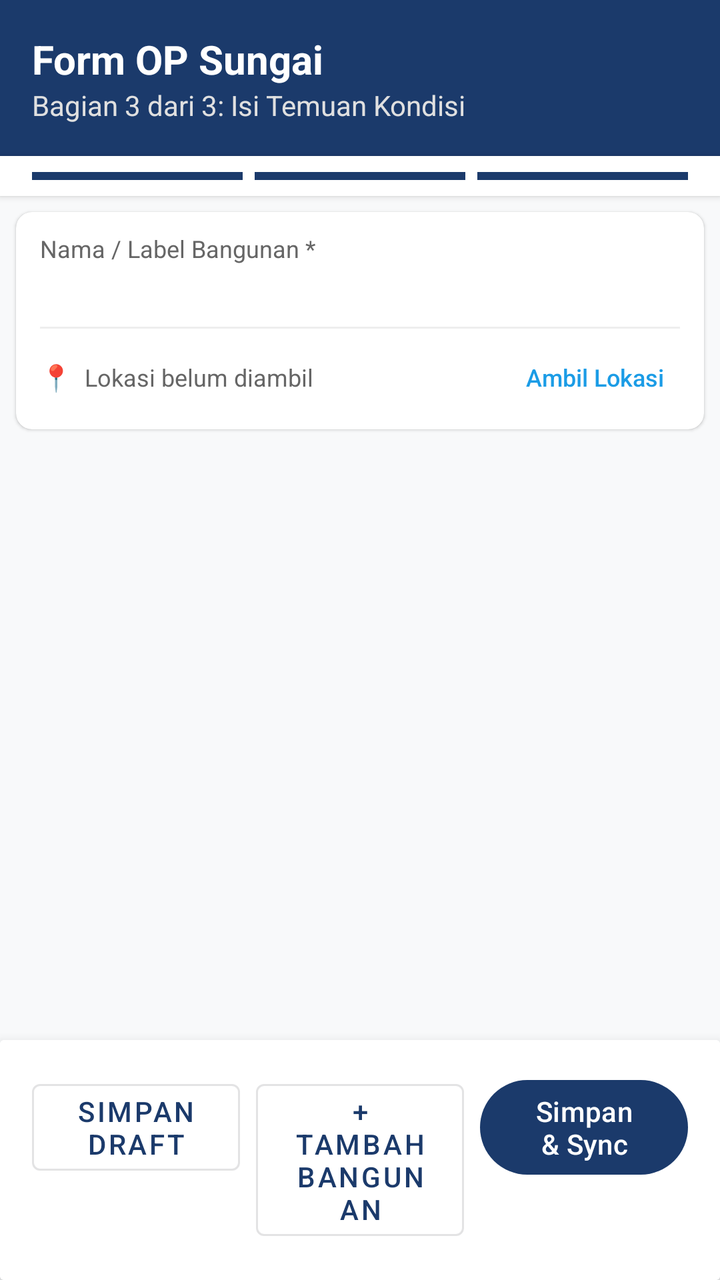
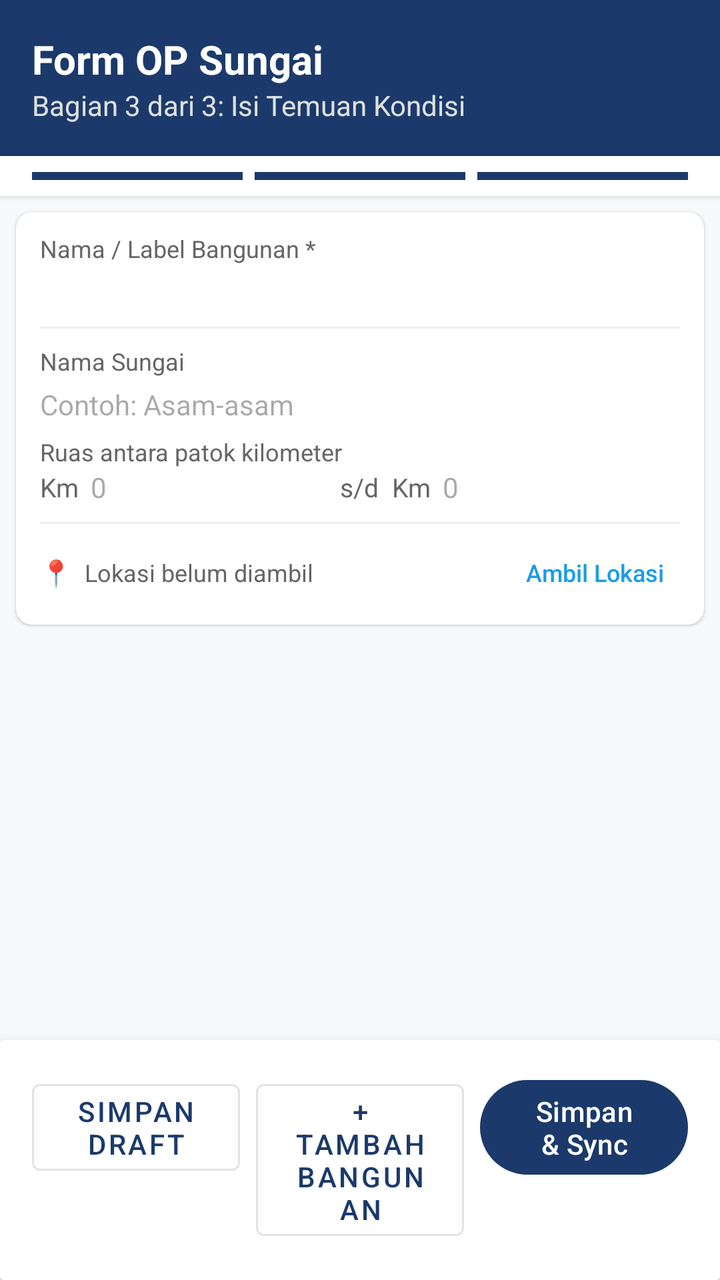

Compare the two renders of this Android layout. The source of the first and the diff that turns it into the second are given below.
<!-- AndroidManifest.xml: application theme Theme.RiverOP -->
<!-- res/layout/activity_form_bagian3.xml -->
<?xml version="1.0" encoding="utf-8"?>
<androidx.constraintlayout.widget.ConstraintLayout
    xmlns:android="http://schemas.android.com/apk/res/android"
    xmlns:app="http://schemas.android.com/apk/res-auto"
    android:layout_width="match_parent"
    android:layout_height="match_parent"
    android:background="#F8F9FA">

    
    <androidx.constraintlayout.widget.ConstraintLayout
        android:id="@+id/layoutHeader"
        android:layout_width="match_parent"
        android:layout_height="wrap_content"
        android:background="?attr/colorPrimary"
        android:padding="16dp"
        app:layout_constraintTop_toTopOf="parent">

        <TextView
            android:id="@+id/tvHeaderTitle"
            android:layout_width="wrap_content"
            android:layout_height="wrap_content"
            android:text="Form OP Sungai"
            android:textColor="#FFFFFF"
            android:textSize="20sp"
            android:textStyle="bold"
            app:layout_constraintStart_toStartOf="parent"
            app:layout_constraintTop_toTopOf="parent" />

        <TextView
            android:id="@+id/tvHeaderSubtitle"
            android:layout_width="wrap_content"
            android:layout_height="wrap_content"
            android:text="Bagian 3 dari 3: Isi Temuan Kondisi"
            android:textColor="#E0E0E0"
            android:textSize="14sp"
            app:layout_constraintStart_toStartOf="parent"
            app:layout_constraintTop_toBottomOf="@id/tvHeaderTitle" />

    </androidx.constraintlayout.widget.ConstraintLayout>

    
    <LinearLayout
        android:id="@+id/layoutProgress"
        android:layout_width="match_parent"
        android:layout_height="wrap_content"
        android:orientation="horizontal"
        android:paddingHorizontal="16dp"
        android:paddingVertical="8dp"
        android:background="#FFFFFF"
        android:elevation="2dp"
        app:layout_constraintTop_toBottomOf="@id/layoutHeader">

        <View
            android:layout_width="0dp"
            android:layout_height="4dp"
            android:layout_weight="1"
            android:layout_marginEnd="4dp"
            android:background="?attr/colorPrimary" />

        <View
            android:layout_width="0dp"
            android:layout_height="4dp"
            android:layout_weight="1"
            android:layout_marginHorizontal="2dp"
            android:background="?attr/colorPrimary" />

        <View
            android:layout_width="0dp"
            android:layout_height="4dp"
            android:layout_weight="1"
            android:layout_marginStart="4dp"
            android:background="?attr/colorPrimary" />

    </LinearLayout>

    
    <androidx.cardview.widget.CardView
        android:id="@+id/cardNamaBangunan"
        android:layout_width="match_parent"
        android:layout_height="wrap_content"
        android:layout_marginHorizontal="8dp"
        android:layout_marginTop="8dp"
        app:cardCornerRadius="8dp"
        app:cardElevation="1dp"
        app:layout_constraintTop_toBottomOf="@id/layoutProgress">

        <LinearLayout
            android:layout_width="match_parent"
            android:layout_height="wrap_content"
            android:orientation="vertical"
            android:paddingHorizontal="12dp"
            android:paddingVertical="10dp">

            <TextView
                android:layout_width="wrap_content"
                android:layout_height="wrap_content"
                android:text="Nama / Label Bangunan *"
                android:textSize="12sp"
                android:textColor="#666666" />

            <EditText
                android:id="@+id/etNamaBangunan"
                android:layout_width="match_parent"
                android:layout_height="wrap_content"
                android:inputType="textCapSentences"
                android:maxLines="1"
                android:imeOptions="actionDone"
                android:background="@null"
                android:paddingTop="4dp"
                android:textSize="14sp" />

            
            <View
                android:layout_width="match_parent"
                android:layout_height="1dp"
                android:layout_marginTop="8dp"
                android:background="#EEEEEE" />

            <LinearLayout
                android:layout_width="match_parent"
                android:layout_height="wrap_content"
                android:orientation="horizontal"
                android:gravity="center_vertical"
                android:layout_marginTop="8dp">

                <ProgressBar
                    android:id="@+id/pbLokasi"
                    style="?android:attr/progressBarStyleSmall"
                    android:layout_width="16dp"
                    android:layout_height="16dp"
                    android:visibility="gone" />

                <TextView
                    android:id="@+id/tvIkonLokasi"
                    android:layout_width="wrap_content"
                    android:layout_height="wrap_content"
                    android:text="📍"
                    android:textSize="13sp" />

                <TextView
                    android:id="@+id/tvStatusLokasi"
                    android:layout_width="0dp"
                    android:layout_height="wrap_content"
                    android:layout_weight="1"
                    android:layout_marginStart="6dp"
                    android:text="Lokasi belum diambil"
                    android:textSize="12sp"
                    android:textColor="#666666" />

                <Button
                    android:id="@+id/btnAmbilLokasi"
                    style="?android:attr/borderlessButtonStyle"
                    android:layout_width="wrap_content"
                    android:layout_height="wrap_content"
                    android:minWidth="0dp"
                    android:minHeight="0dp"
                    android:paddingHorizontal="8dp"
                    android:paddingVertical="4dp"
                    android:text="Ambil Lokasi"
                    android:textSize="12sp"
                    android:textAllCaps="false"
                    android:textColor="#1B9CE6" />

            </LinearLayout>

        </LinearLayout>
    </androidx.cardview.widget.CardView>

    
    <androidx.recyclerview.widget.RecyclerView
        android:id="@+id/rvItemInspeksi"
        android:layout_width="match_parent"
        android:layout_height="0dp"
        android:clipToPadding="false"
        android:paddingBottom="80dp"
        android:padding="8dp"
        app:layout_constraintTop_toBottomOf="@id/cardNamaBangunan"
        app:layout_constraintBottom_toTopOf="@id/cardBottom" />

    
    <androidx.cardview.widget.CardView
        android:id="@+id/cardBottom"
        android:layout_width="match_parent"
        android:layout_height="wrap_content"
        app:cardElevation="8dp"
        app:layout_constraintBottom_toBottomOf="parent">

        <LinearLayout
            android:layout_width="match_parent"
            android:layout_height="wrap_content"
            android:orientation="horizontal"
            android:padding="16dp"
            android:background="#FFFFFF">

            <Button
                android:id="@+id/btnSimpanDraft3"
                style="@style/Widget.MaterialComponents.Button.OutlinedButton"
                android:layout_width="0dp"
                android:layout_height="wrap_content"
                android:layout_weight="1"
                android:layout_marginEnd="8dp"
                android:text="Simpan Draft" />

            <com.google.android.material.button.MaterialButton
                android:id="@+id/btnTambahBangunan"
                style="@style/Widget.MaterialComponents.Button.OutlinedButton"
                android:layout_width="0dp"
                android:layout_height="wrap_content"
                android:layout_weight="1"
                android:text="+ Tambah Bangunan" />

            <Button
                android:id="@+id/btnSimpanLaporan"
                android:layout_width="0dp"
                android:layout_height="wrap_content"
                android:layout_weight="1"
                android:layout_marginStart="8dp"
                android:text="Simpan &amp; Sync" />

        </LinearLayout>
    </androidx.cardview.widget.CardView>

</androidx.constraintlayout.widget.ConstraintLayout>
<!-- resources referenced by this layout -->
<resources>
  <style name="Theme.RiverOP" parent="Base.Theme.RiverOP" />
  <style name="Base.Theme.RiverOP" parent="Theme.Material3.Light.NoActionBar">
          <item name="colorPrimary">@color/primary</item>
          <item name="colorPrimaryVariant">@color/primary_dark</item>
          <item name="colorSecondary">@color/accent_gold</item>
          <item name="android:colorBackground">@color/background</item>
          <item name="android:windowBackground">@color/background</item>
      </style>
  <color name="primary">#1B3A6B</color>
  <color name="primary_dark">#0F2347</color>
  <color name="accent_gold">#D4A017</color>
  <color name="background">#F5F5F5</color>
</resources>

<!-- the commit's change to res/layout/activity_form_bagian3.xml (unified diff, before → after) -->
@@ -116,6 +116,91 @@
                 android:layout_marginTop="8dp"
                 android:background="#EEEEEE" />
 
+            <TextView
+                android:layout_width="wrap_content"
+                android:layout_height="wrap_content"
+                android:layout_marginTop="8dp"
+                android:text="Nama Sungai"
+                android:textSize="12sp"
+                android:textColor="#666666" />
+
+            <EditText
+                android:id="@+id/etNamaSungai"
+                android:layout_width="match_parent"
+                android:layout_height="wrap_content"
+                android:inputType="textCapWords"
+                android:maxLines="1"
+                android:imeOptions="actionNext"
+                android:background="@null"
+                android:hint="Contoh: Asam-asam"
+                android:paddingTop="4dp"
+                android:textSize="14sp" />
+
+            <TextView
+                android:layout_width="wrap_content"
+                android:layout_height="wrap_content"
+                android:layout_marginTop="6dp"
+                android:text="Ruas antara patok kilometer"
+                android:textSize="12sp"
+                android:textColor="#666666" />
+
+            <LinearLayout
+                android:layout_width="match_parent"
+                android:layout_height="wrap_content"
+                android:orientation="horizontal"
+                android:gravity="center_vertical"
+                android:baselineAligned="false">
+
+                <TextView
+                    android:layout_width="wrap_content"
+                    android:layout_height="wrap_content"
+                    android:text="Km"
+                    android:textSize="13sp"
+                    android:textColor="#666666" />
+
+                <EditText
+                    android:id="@+id/etKmDari"
+                    android:layout_width="0dp"
+                    android:layout_height="wrap_content"
+                    android:layout_weight="1"
+                    android:layout_marginStart="6dp"
+                    android:inputType="numberDecimal"
+                    android:maxLines="1"
+                    android:imeOptions="actionNext"
+                    android:background="@null"
+                    android:hint="0"
+                    android:textSize="14sp" />
+
+                <TextView
+                    android:layout_width="wrap_content"
+                    android:layout_height="wrap_content"
+                    android:layout_marginStart="6dp"
+                    android:text="s/d  Km"
+                    android:textSize="13sp"
+                    android:textColor="#666666" />
+
+                <EditText
+                    android:id="@+id/etKmSampai"
+                    android:layout_width="0dp"
+                    android:layout_height="wrap_content"
+                    android:layout_weight="1"
+                    android:layout_marginStart="6dp"
+                    android:inputType="numberDecimal"
+                    android:maxLines="1"
+                    android:imeOptions="actionDone"
+                    android:background="@null"
+                    android:hint="0"
+                    android:textSize="14sp" />
+
+            </LinearLayout>
+
+            
+            <View
+                android:layout_width="match_parent"
+                android:layout_height="1dp"
+                android:layout_marginTop="8dp"
+                android:background="#EEEEEE" />
+
             <LinearLayout
                 android:layout_width="match_parent"
                 android:layout_height="wrap_content"
